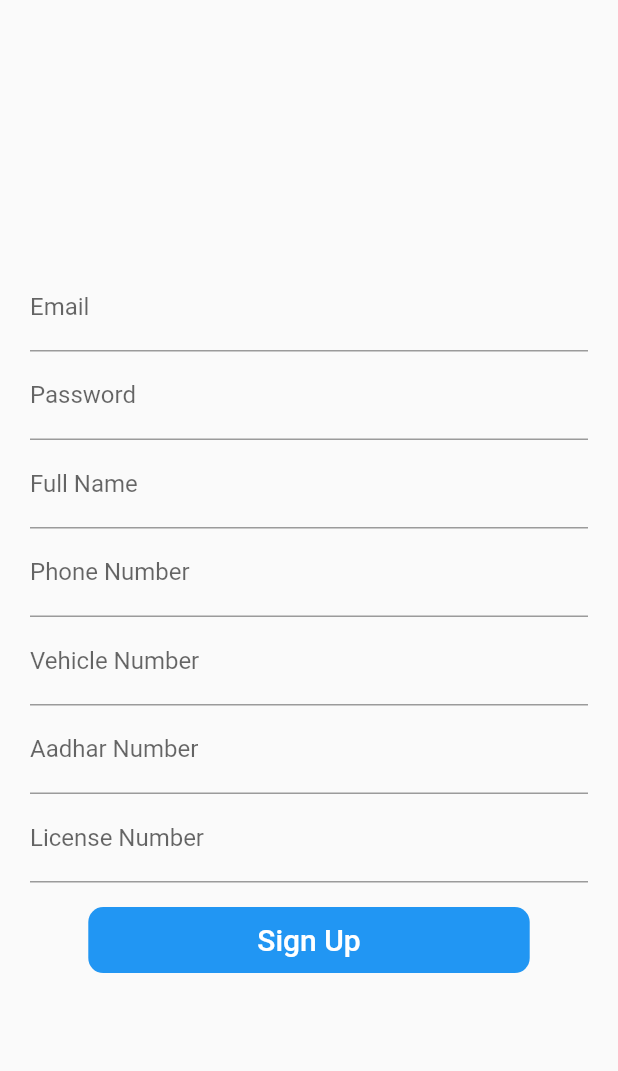
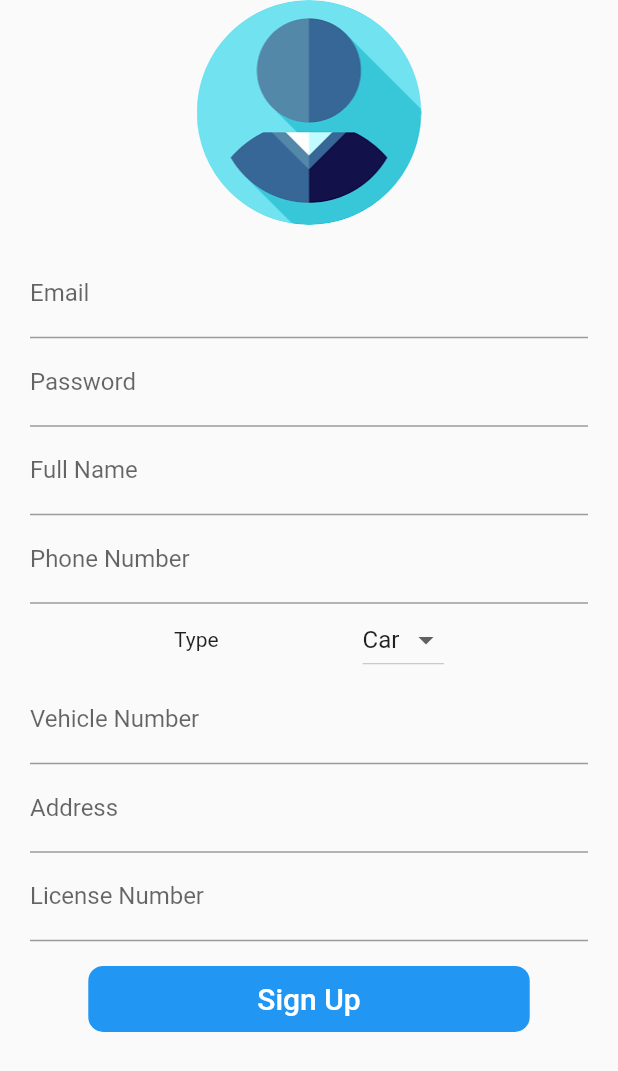
Before and after one commit to aman-singh7/parkIn, a Flutter app: the RegisterView screen opened directly, on a phone screen of 412 x 824 dp. Shown: the top 1071 px of the screen. Run offline on Flutter 3.47's test engine with Material 2 defaults, Android fonts, the phone set to English and light mode, and no system bars; our stand-ins replace cloud_firestore, firebase_auth, firebase_core; accounts and stored records are empty.

```diff
--- a/lib/net/firebase.dart
+++ b/lib/net/firebase.dart
@@ -42,7 +42,7 @@ class FlutterFireAuthService {
     String password,
     String displayName,
     String phoneNo,
-    String aadharNo,
+    String address,
     String type,
     String vehicleNo,
     String licenseNo,
@@ -53,7 +53,7 @@ class FlutterFireAuthService {
         email: email,
         password: password,
       );
-      userSetup(displayName, phoneNo, aadharNo, licenseNo);
+      userSetup(displayName, phoneNo, address, licenseNo);
       addVehicle(vehicleNo, type);
       Navigator.push(
         context,
@@ -71,7 +71,7 @@ class FlutterFireAuthService {
 Future<void> userSetup(
   String displayName,
   String phoneNo,
-  String aadharNo,
+  String address,
   String licenseNo,
 ) async {
   CollectionReference users = FirebaseFirestore.instance.collection('Users');
@@ -83,7 +83,7 @@ Future<void> userSetup(
         'displayname': displayName,
         'uid': uid,
         'phone': phoneNo,
-        'aadhar': aadharNo,
+        'address': address,
         'license': licenseNo,
       })
       .then((value) => print('User Added'))
--- a/lib/ui/register.dart
+++ b/lib/ui/register.dart
@@ -8,12 +8,18 @@ class RegisterView extends StatefulWidget {
 }
 
 class _RegisterViewState extends State<RegisterView> {
+  List<String> type = [
+    "Car",
+    "Bike",
+  ];
+
+  String dropdownValue = "Car";
   final TextEditingController emailController = TextEditingController();
   final TextEditingController passwordController = TextEditingController();
   final TextEditingController displayNameController = TextEditingController();
   final TextEditingController phoneNoController = TextEditingController();
   final TextEditingController vehicleNoController = TextEditingController();
-  final TextEditingController aadharNoController = TextEditingController();
+  final TextEditingController addressController = TextEditingController();
   final TextEditingController licenseNoController = TextEditingController();
 
   @override
@@ -22,9 +28,24 @@ class _RegisterViewState extends State<RegisterView> {
       body: Container(
         width: MediaQuery.of(context).size.width,
         height: MediaQuery.of(context).size.height,
+        child: SingleChildScrollView(
           child: Column(
             mainAxisAlignment: MainAxisAlignment.center,
             children: [
+              Container(
+                width: 150.0,
+                height: 150.0,
+                decoration: BoxDecoration(
+                  shape: BoxShape.circle,
+                  image: DecorationImage(
+                    image: AssetImage(
+                      'assets/images/profile.png',
+                    ),
+                    fit: BoxFit.contain,
+                  ),
+                ),
+              ),
+              SizedBox(height: MediaQuery.of(context).size.height / 50.0),
               Padding(
                 padding: EdgeInsets.symmetric(horizontal: 20.0),
                 child: TextField(
@@ -48,6 +69,7 @@ class _RegisterViewState extends State<RegisterView> {
                 padding: EdgeInsets.symmetric(horizontal: 20.0),
                 child: TextField(
                   controller: displayNameController,
+                  keyboardType: TextInputType.text,
                   decoration: InputDecoration(
                     labelText: "Full Name",
                   ),
@@ -57,9 +79,37 @@ class _RegisterViewState extends State<RegisterView> {
                 padding: EdgeInsets.symmetric(horizontal: 20.0),
                 child: TextField(
                   controller: phoneNoController,
+                  keyboardType: TextInputType.phone,
                   decoration: InputDecoration(
                     labelText: "Phone Number",
                   ),
+                ),
+              ),
+              Padding(
+                padding: EdgeInsets.symmetric(horizontal: 20.0),
+                child: Row(
+                  mainAxisAlignment: MainAxisAlignment.spaceEvenly,
+                  children: [
+                    Container(
+                      child: Text(
+                        'Type',
+                      ),
+                    ),
+                    DropdownButton(
+                      value: dropdownValue,
+                      onChanged: (String value) {
+                        setState(() {
+                          dropdownValue = value;
+                        });
+                      },
+                      items: type.map<DropdownMenuItem<String>>((String value) {
+                        return DropdownMenuItem<String>(
+                          child: Text(value),
+                          value: value,
+                        );
+                      }).toList(),
+                    ),
+                  ],
                 ),
               ),
               Padding(
@@ -74,9 +124,10 @@ class _RegisterViewState extends State<RegisterView> {
               Padding(
                 padding: EdgeInsets.symmetric(horizontal: 20.0),
                 child: TextField(
-                controller: aadharNoController,
+                  controller: addressController,
+                  keyboardType: TextInputType.streetAddress,
                   decoration: InputDecoration(
-                  labelText: "Aadhar Number",
+                    labelText: "Address",
                   ),
                 ),
               ),
@@ -104,7 +155,8 @@ class _RegisterViewState extends State<RegisterView> {
                           passwordController.text.trim(),
                           displayNameController.text.trim(),
                           phoneNoController.text.trim(),
-                        aadharNoController.text.trim(),
+                          addressController.text.trim(),
+                          dropdownValue,
                           vehicleNoController.text.trim(),
                           licenseNoController.text.trim(),
                           context,
@@ -122,6 +174,7 @@ class _RegisterViewState extends State<RegisterView> {
             ],
           ),
         ),
+      ),
     );
   }
 }
```
Also changed, not shown: lib/net/flutterfire.dart (deleted, +0 -40 lines), lib/ui/authentication.dart (deleted, +0 -91 lines). Lines whose indentation alone changed are shown as unchanged.
